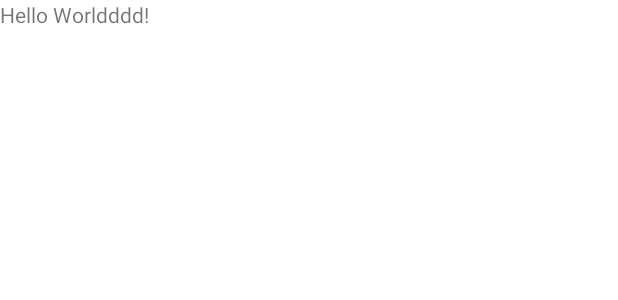
After one commit to cu-team17/cu-team17-apps-phone, an Android app: the layout transfer_sms_message.xml on its own in the app's theme, with its tools: preview values and no code run, on a phone screen of 412 x 824 dp. The commit adds this screen. Shown: the top 300 px of the screen. Run offline under Robolectric (Android 15) with nearby library versions, the phone set to English and light mode, and no system bars.

```diff
--- a/app/build.gradle
+++ b/app/build.gradle
@@ -22,6 +22,7 @@ dependencies {
     implementation fileTree(dir: 'libs', include: ['*.jar'])
     implementation 'com.android.support:appcompat-v7:26.1.0'
     implementation 'com.android.support.constraint:constraint-layout:1.0.2'
+    implementation 'com.android.support:design:26.1.0'
     testImplementation 'junit:junit:4.12'
     androidTestImplementation 'com.android.support.test:runner:1.0.1'
     androidTestImplementation 'com.android.support.test.espresso:espresso-core:3.0.1'
--- a/app/src/main/java/cuteam17/cuteam17phone/BtTransferItems/BtTransferItem.java
+++ b/app/src/main/java/cuteam17/cuteam17phone/BtTransferItems/BtTransferItem.java
@@ -1,6 +1,8 @@
 package cuteam17.cuteam17phone.BtTransferItems;
 
-public abstract class BtTransferItem {
+import java.io.Serializable;
+
+public abstract class BtTransferItem implements Serializable {
 
 	public TransferItemType type;
 
--- /dev/null
+++ b/app/src/main/res/layout/transfer_sms_message.xml
@@ -0,0 +1,18 @@
+<FrameLayout xmlns:android="http://schemas.android.com/apk/res/android"
+    xmlns:app="http://schemas.android.com/apk/res-auto"
+    android:id="@+id/root"
+    android:layout_width="match_parent"
+    android:layout_height="match_parent"
+    android:background="#ffffff">
+
+    <TextView
+        android:id="@+id/Text"
+        android:layout_width="wrap_content"
+        android:layout_height="wrap_content"
+        android:text="Hello Worldddd!"
+        app:layout_constraintBottom_toBottomOf="parent"
+        app:layout_constraintLeft_toLeftOf="parent"
+        app:layout_constraintRight_toRightOf="parent"
+        app:layout_constraintTop_toTopOf="parent" />
+
+</FrameLayout>
--- a/app/src/main/res/values/styles.xml
+++ b/app/src/main/res/values/styles.xml
@@ -8,4 +8,8 @@
         <item name="colorAccent">@color/colorAccent</item>
     </style>
 
+    <style name="AppTheme.NoActionBar.AppBarOverlay" parent="ThemeOverlay.AppCompat.Dark.ActionBar" />
+
+    <style name="AppTheme.NoActionBar.PopupOverlay" parent="ThemeOverlay.AppCompat.Light" />
+
 </resources>
```
Also changed, not shown: app/src/main/AndroidManifest.xml (+4 -6 lines), app/src/main/java/cuteam17/cuteam17phone/BtHandler.java (+37 -1 lines), app/src/main/java/cuteam17/cuteam17phone/MainActivity.java (+10 -0 lines), app/src/main/java/cuteam17/cuteam17phone/MessageBroadcastReceiver.java (+4 -3 lines).
